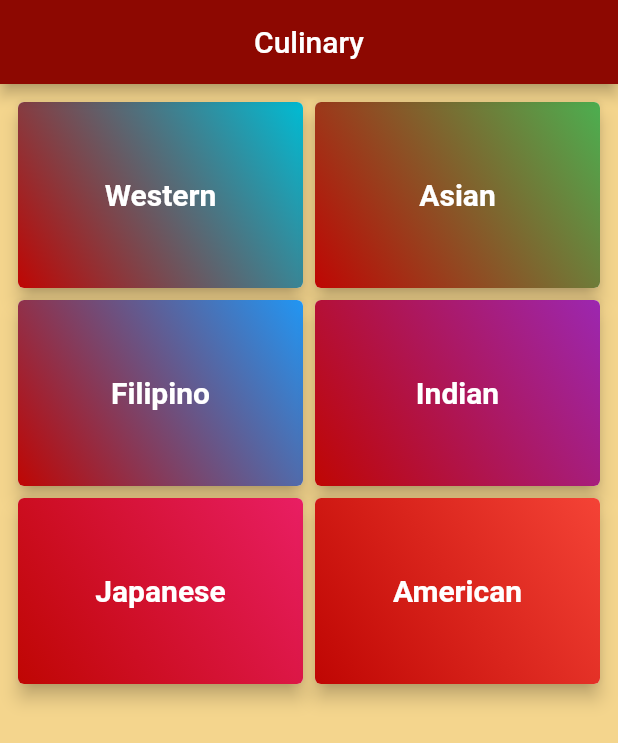
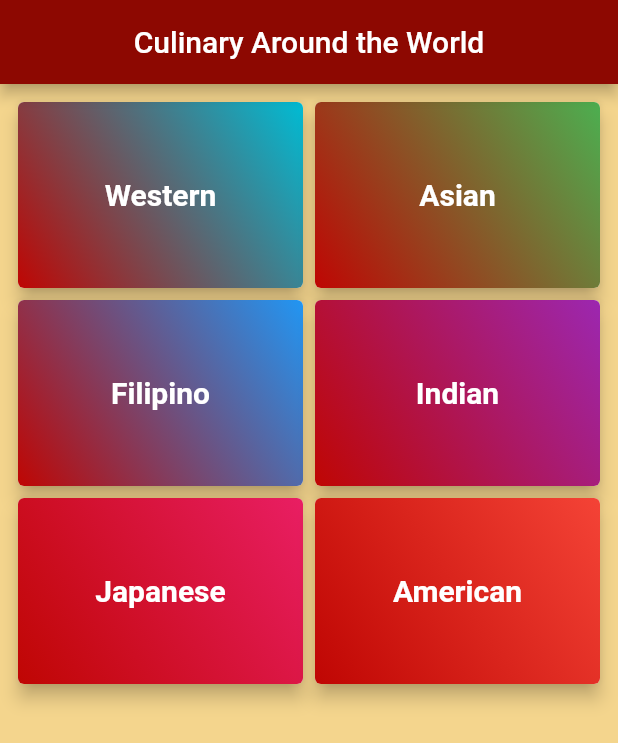
Before and after one commit to dawnj26/recipes, a Flutter app: the screen it shows after launch, on a phone screen of 412 x 824 dp. Shown: the top 743 px of the screen. Run offline on Flutter 3.47's test engine with Material 2 defaults, Android fonts, the phone set to English and light mode, and no system bars.

Commit message:
changed appbar title

```diff
--- a/lib/screens/pinoy_category_screen.dart
+++ b/lib/screens/pinoy_category_screen.dart
@@ -12,7 +12,7 @@ class PinoyRecipesScreen extends StatelessWidget {
       backgroundColor: const Color(0xffF4D58D),
       appBar: AppBar(
         backgroundColor: const Color(0xff8D0801),
-        title: const Text('Culinary'),
+        title: const Text('Culinary Around the World'),
         centerTitle: true,
       ),
       body: Categories(categories: categories),
```
